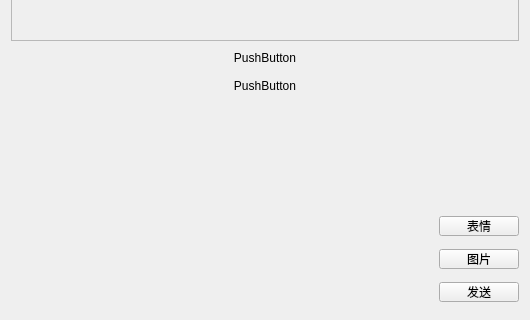
Old version of the form ui/chatroom.ui in the repository tonquer/picacg-qt; both pictures show x 0 to 530 and y 262 to 582 of the 530 by 582 pixel window.
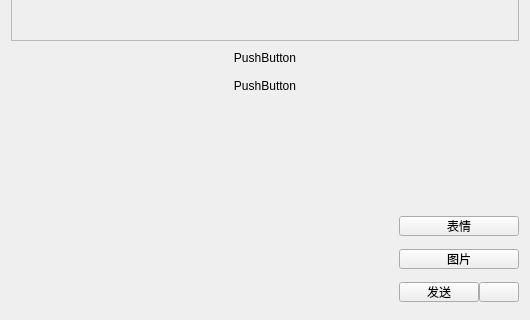
New version of the form.

Diff of the .ui file:
```diff
--- a/ui/chatroom.ui
+++ b/ui/chatroom.ui
@@ -168,6 +168,11 @@
         </widget>
        </item>
        <item>
+        <layout class="QHBoxLayout" name="horizontalLayout_4">
+         <property name="spacing">
+          <number>0</number>
+         </property>
+         <item>
         <widget class="QPushButton" name="sendButton">
          <property name="maximumSize">
           <size>
@@ -179,6 +184,21 @@
           <string>发送</string>
          </property>
         </widget>
+         </item>
+         <item>
+          <widget class="QPushButton" name="toolButton">
+           <property name="maximumSize">
+            <size>
+             <width>16777215</width>
+             <height>20</height>
+            </size>
+           </property>
+           <property name="text">
+            <string/>
+           </property>
+          </widget>
+         </item>
+        </layout>
        </item>
       </layout>
      </item>
```
Lines whose indentation alone changed are shown as unchanged.
